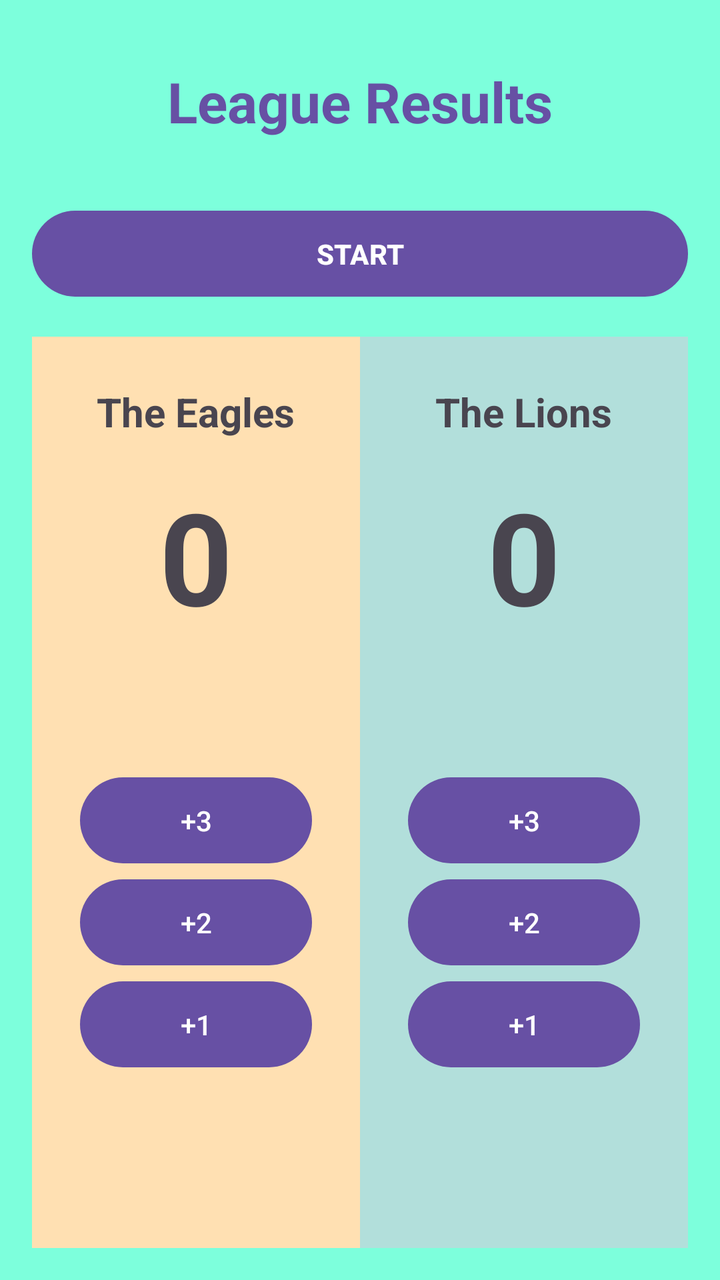
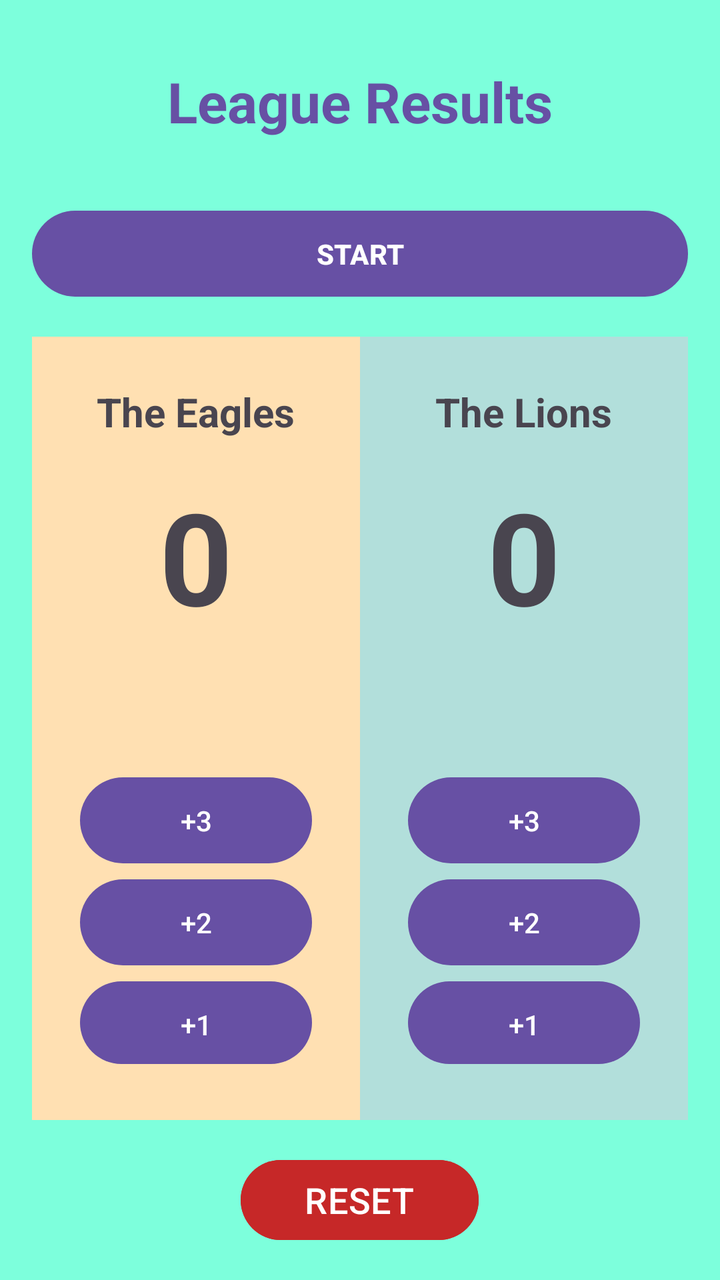

Compare the two renders of this Android layout. The source of the first and the diff that turns it into the second are given below.
<!-- AndroidManifest.xml: application theme Theme.ScoreBoardGev -->
<!-- res/layout/activity_main.xml -->
<?xml version="1.0" encoding="utf-8"?>
<LinearLayout xmlns:android="http://schemas.android.com/apk/res/android"
    android:id="@+id/main"
    android:background="@color/screen_bg"
    android:layout_width="match_parent"
    android:layout_height="match_parent"
    android:orientation="vertical"
    android:padding="16dp">

    

    
    <TextView
        android:id="@+id/tvTitle"
        android:layout_width="match_parent"
        android:layout_height="wrap_content"
        android:gravity="center"
        android:padding="16dp"
        android:text="League Results"
        android:textColor="#ff6750a4"
        android:textSize="28sp"
        android:textStyle="bold" />

    <Button
        android:id="@+id/btnStart"
        android:layout_width="match_parent"
        android:layout_height="wrap_content"
        android:layout_gravity="center_horizontal"
        android:layout_marginTop="16dp"
        android:textStyle="bold"
        android:padding="12dp"
        android:text="START" />

    <LinearLayout
        android:layout_width="match_parent"
        android:layout_height="0dp"
        android:layout_weight="1"
        android:layout_marginTop="16dp"
        android:orientation="horizontal">

        <LinearLayout
            android:layout_width="0dp"
            android:layout_height="match_parent"
            android:layout_weight="1"
            android:background="#FFE0B2"
            android:gravity="center_horizontal"
            android:orientation="vertical"
            android:padding="24dp">

            <TextView
                android:id="@+id/tvNameA"
                android:layout_width="wrap_content"
                android:layout_height="wrap_content"
                android:text="The Eagles"
                android:textStyle="bold"
                android:textSize="20sp" />

            <TextView
                android:id="@+id/tvScoreA"
                android:layout_width="wrap_content"
                android:layout_height="wrap_content"
                android:layout_marginTop="16dp"
                android:layout_marginBottom="64dp"
                android:text="0"
                android:textStyle="bold"
                android:textSize="64sp" />

            <Button
                android:id="@+id/btnA3"
                android:layout_width="match_parent"
                android:layout_height="wrap_content"
                android:text="+3"
                android:padding="12dp"/>

            <Button
                android:id="@+id/btnA2"
                android:layout_width="match_parent"
                android:layout_height="wrap_content"
                android:text="+2"
                android:padding="12dp"/>

            <Button
                android:id="@+id/btnA1"
                android:layout_width="match_parent"
                android:layout_height="wrap_content"
                android:text="+1"
                android:padding="12dp"/>
        </LinearLayout>

        <LinearLayout
            android:layout_width="0dp"
            android:layout_height="match_parent"
            android:layout_weight="1"
            android:background="#B2DFDB"
            android:gravity="center_horizontal"
            android:orientation="vertical"
            android:padding="24dp">

            <TextView
                android:id="@+id/tvNameB"
                android:layout_width="wrap_content"
                android:layout_height="wrap_content"
                android:text="The Lions"
                android:textStyle="bold"
                android:textSize="20sp" />

            <TextView
                android:id="@+id/tvScoreB"
                android:layout_width="wrap_content"
                android:layout_height="wrap_content"
                android:layout_marginTop="16dp"
                android:layout_marginBottom="64dp"
                android:text="0"
                android:textStyle="bold"
                android:textSize="64sp" />

            <Button
                android:id="@+id/btnB3"
                android:layout_width="match_parent"
                android:layout_height="wrap_content"
                android:text="+3"
                android:padding="12dp"/>

            <Button
                android:id="@+id/btnB2"
                android:layout_width="match_parent"
                android:layout_height="wrap_content"
                android:text="+2"
                android:padding="12dp"/>

            <Button
                android:id="@+id/btnB1"
                android:layout_width="match_parent"
                android:layout_height="wrap_content"
                android:text="+1"
                android:padding="12dp"/>

        </LinearLayout>

    </LinearLayout>

</LinearLayout>
<!-- resources referenced by this layout -->
<resources>
  <color name="screen_bg">#7DFFDC</color>
  <style name="Theme.ScoreBoardGev" parent="Base.Theme.ScoreBoardGev" />
  <style name="Base.Theme.ScoreBoardGev" parent="Theme.Material3.DayNight.NoActionBar">
          
          
      </style>
</resources>

<!-- the commit's change to res/layout/activity_main.xml (unified diff, before → after) -->
@@ -139,4 +139,17 @@
 
     </LinearLayout>
 
+    <Button
+        android:id="@+id/btnReset"
+        android:layout_width="wrap_content"
+        android:layout_height="wrap_content"
+        android:layout_gravity="center_horizontal"
+        android:layout_marginTop="16dp"
+        android:backgroundTint="@color/btn_reset"
+        android:paddingStart="32dp"
+        android:paddingEnd="32dp"
+        android:text="RESET"
+        android:textColor="#FFFFFF"
+        android:textSize="18sp" />
+
 </LinearLayout>
<!-- resource entries referenced after the edit -->
@@ -1,5 +1,6 @@
 <!-- resources referenced by this layout -->
 <resources>
+  <color name="btn_reset">#C62828</color>
   <color name="screen_bg">#7DFFDC</color>
   <style name="Theme.ScoreBoardGev" parent="Base.Theme.ScoreBoardGev" />
   <style name="Base.Theme.ScoreBoardGev" parent="Theme.Material3.DayNight.NoActionBar">
